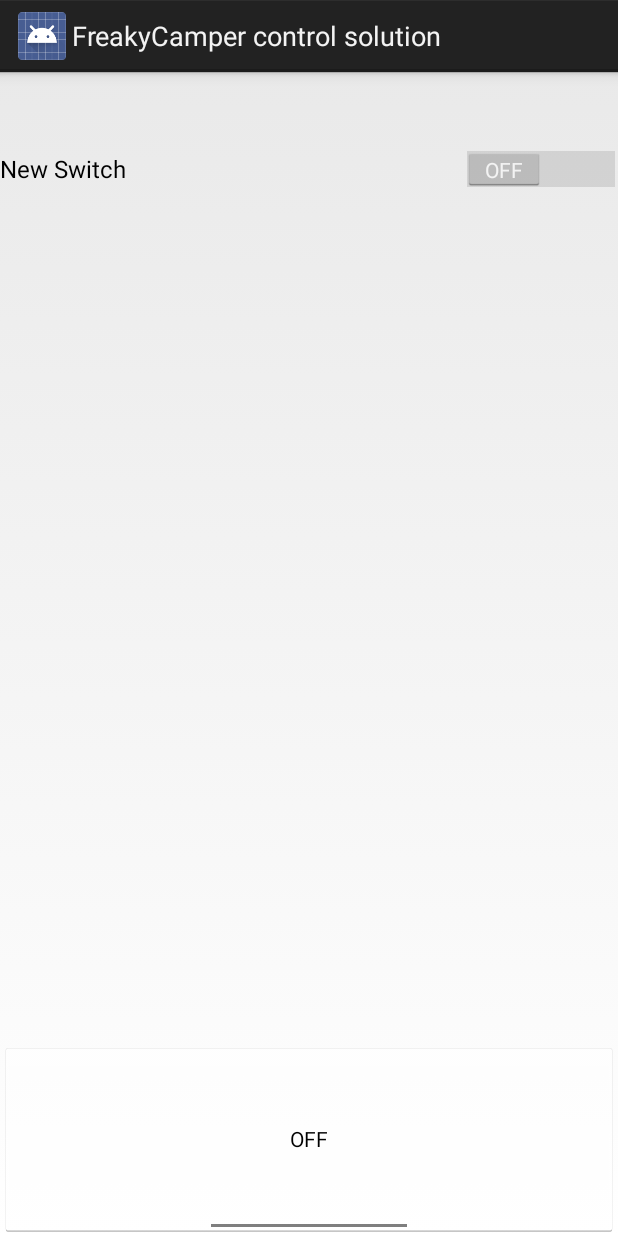
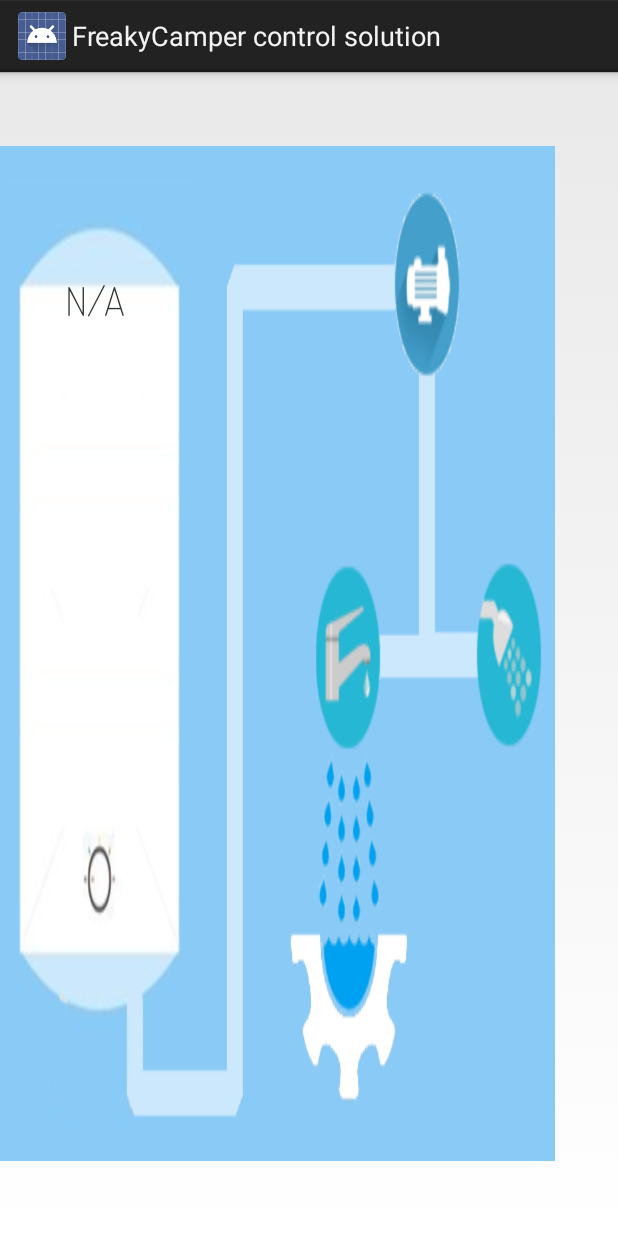
Before and after one commit to freakstreet/Arduino-Commmunicator, an Android app: the layout layout_water.xml on its own in the app's theme, with its tools: preview values and no code run, on a phone screen of 412 x 824 dp. Run offline under Robolectric (Android 15) with nearby library versions, the phone set to English and light mode, and no system bars.

Commit message:
New water dialog design

```diff
--- a/app/src/main/res/layout/layout_water.xml
+++ b/app/src/main/res/layout/layout_water.xml
@@ -2,28 +2,53 @@
 
 <LinearLayout xmlns:android="http://schemas.android.com/apk/res/android"
     android:layout_width="match_parent" android:layout_height="match_parent"
-    android:orientation="vertical">
+    android:orientation="horizontal"
+    android:weightSum="1"
+    android:minHeight="595px"
+    android:minWidth="359px">
 
-    <Switch
-        android:layout_width="fill_parent"
-        android:layout_height="0dp"
-        android:text="New Switch"
-        android:id="@+id/switch_activate_water_module"
+    <Space
+        android:layout_width="wrap_content"
+        android:layout_height="match_parent"
+        android:layout_weight="1"
+        android:minWidth="20px" />
+
+    <LinearLayout
+        android:orientation="vertical"
+        android:layout_width="match_parent"
+        android:layout_height="match_parent"
+        android:layout_weight="12"
+        android:minHeight="399px">
+
+        <Space
+            android:layout_width="match_parent"
+            android:layout_height="wrap_content"
+            android:minHeight="20px"
+            android:layout_weight="1" />
+
+        <view
+            class="freakycamper.com.freaky.arduino_commmunicator.gui.FreakyWaterPanel"
+            android:layout_height="359px"
+            android:id="@+id/dlg_water_bg"
+            android:scaleType="centerCrop"
+            android:maxWidth="555px"
+            android:minHeight="359px"
+            android:background="@drawable/im_water_circuit"
+            android:layout_width="555px"
+            android:layout_weight="12" />
+
+        <Space
+            android:layout_width="match_parent"
+            android:layout_height="wrap_content"
+            android:minHeight="20px"
+            android:layout_weight="1" />
+    </LinearLayout>
+
+    <Space
+        android:layout_width="wrap_content"
+        android:layout_height="match_parent"
+        android:minWidth="20px"
         android:layout_weight="1" />
 
-    <LinearLayout
-        android:orientation="horizontal"
-        android:layout_width="match_parent"
-        android:layout_height="0dp"
-        android:id="@+id/graph_water_layout"
-        android:longClickable="true"
-        android:layout_weight="4"></LinearLayout>
 
-    <ToggleButton
-        android:layout_width="fill_parent"
-        android:layout_height="0dp"
-        android:text="New ToggleButton"
-        android:id="@+id/toggle_grey_water_full"
-        android:clickable="true"
-        android:layout_weight="1" />
 </LinearLayout>
```
